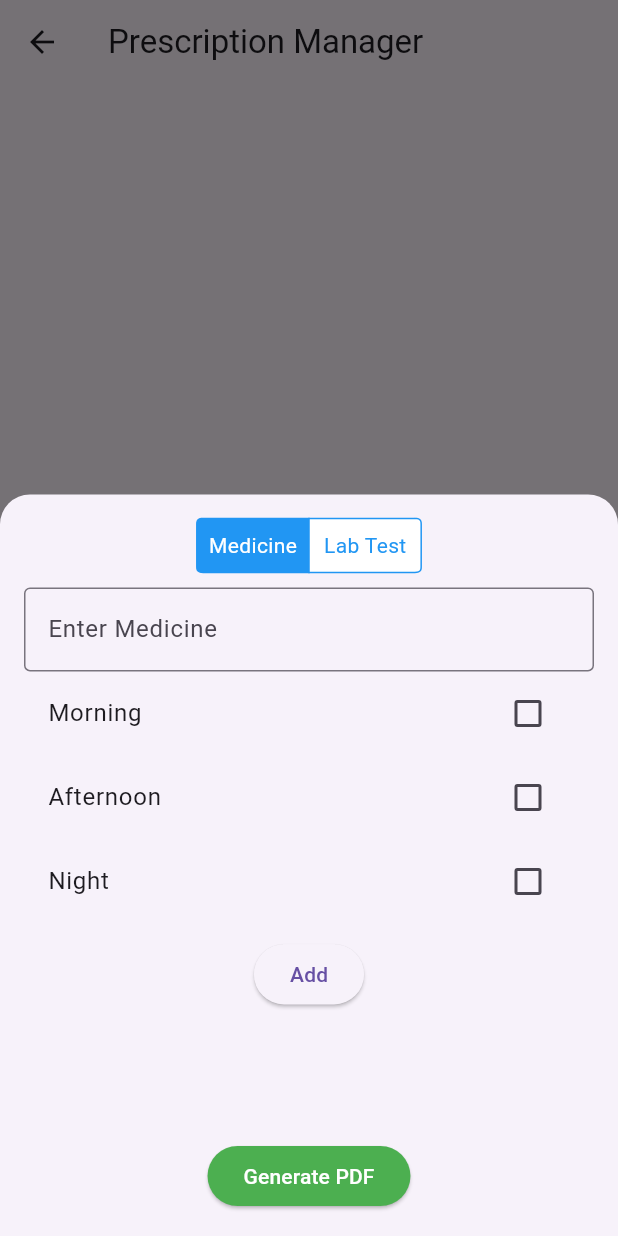
After one commit to VinitDubey-get/Aarogya_Mitra, a Flutter app: the DoctorVideo screen opened directly, after a tap on the "edit" icon, on a phone screen of 412 x 824 dp. The commit adds this screen. Run offline on Flutter 3.47's test engine with Material 3 defaults, Android fonts, the phone set to English and light mode, and no system bars; our stand-ins replace chat_bubbles, cloud_firestore, firebase_auth, firebase_core, flutter_gemini, flutter_tts and 3 more; accounts and stored records are empty.

```diff
--- a/lib/screens/doctor_home.dart
+++ b/lib/screens/doctor_home.dart
@@ -1,3 +1,4 @@
+import 'package:ai_doc/screens/video_call_doctor.dart';
 import 'package:flutter/material.dart';
 import 'package:provider/provider.dart';
 import '../models/consultation.dart';
@@ -258,9 +259,8 @@ class DoctorHomeScreen extends StatelessWidget {
                         onTap: () {
                           Navigator.push(
                             context,
-                            MaterialPageRoute(
-                              builder: (context) => ChatScreen(consultation: consultation),
-                            ),
+                            MaterialPageRoute(builder: (context) =>  DoctorVideo()),
+
                           );
                         },
                       ),
--- /dev/null
+++ b/lib/screens/video_call_doctor.dart
@@ -0,0 +1,232 @@
+import 'dart:io';
+import 'package:flutter/cupertino.dart';
+import 'package:flutter/material.dart';
+import 'package:pdf/widgets.dart' as pw;
+import 'package:pdf/pdf.dart';
+import 'package:path_provider/path_provider.dart';
+import 'package:open_file/open_file.dart';
+
+class DoctorVideo extends StatefulWidget {
+  const DoctorVideo({super.key});
+
+  @override
+  _DoctorVideoState createState() => _DoctorVideoState();
+}
+
+class _DoctorVideoState extends State<DoctorVideo> {
+  final TextEditingController _textController = TextEditingController();
+  List<Map<String, dynamic>> medicines = [];
+  List<String> labTests = [];
+  String selectedCategory = "Medicine";
+  bool morning = false;
+  bool afternoon = false;
+  bool night = false;
+
+  void addItem() {
+    if (_textController.text.isNotEmpty) {
+      setState(() {
+        if (selectedCategory == "Medicine") {
+          medicines.add({
+            'name': _textController.text,
+            'timing': _formatTimings(morning, afternoon, night),
+          });
+        } else {
+          labTests.add(_textController.text);
+        }
+        _textController.clear();
+        morning = false;
+        afternoon = false;
+        night = false;
+      });
+    }
+  }
+
+  String _formatTimings(bool morning, bool afternoon, bool night) {
+    List<String> timings = [];
+    if (morning) timings.add("Morning");
+    if (afternoon) timings.add("Afternoon");
+    if (night) timings.add("Night");
+    return timings.isEmpty ? "Not specified" : timings.join(", ");
+  }
+
+  void removeItem(int index) {
+    setState(() {
+      if (selectedCategory == "Medicine") {
+        medicines.removeAt(index);
+      } else {
+        labTests.removeAt(index);
+      }
+    });
+  }
+
+  Future<void> generateAndSavePDF() async {
+    final pdf = pw.Document();
+
+    pdf.addPage(
+      pw.Page(
+        pageFormat: PdfPageFormat.a4,
+        build: (pw.Context context) {
+          return pw.Column(
+            crossAxisAlignment: pw.CrossAxisAlignment.start,
+            children: [
+              pw.Text(
+                "My Prescription App",
+                style: pw.TextStyle(fontSize: 24, fontWeight: pw.FontWeight.bold),
+              ),
+              pw.Text("Dr. John Doe", style: pw.TextStyle(fontSize: 18)),
+              pw.Text("Specialist in General Medicine"),
+              pw.SizedBox(height: 10),
+              pw.Divider(),
+              pw.Text(
+                "Date: ${DateTime.now().toLocal().toString().split(' ')[0]}",
+                style: pw.TextStyle(fontSize: 16),
+              ),
+              pw.SizedBox(height: 10),
+              if (medicines.isNotEmpty) ...[
+                pw.Text("Medicines:", style: pw.TextStyle(fontSize: 18, fontWeight: pw.FontWeight.bold)),
+                pw.SizedBox(height: 5),
+                for (var med in medicines)
+                  pw.Text("- ${med['name']} (Timing: ${med['timing']})"),
+              ],
+              pw.SizedBox(height: 10),
+              if (labTests.isNotEmpty) ...[
+                pw.Text("Lab Tests:", style: pw.TextStyle(fontSize: 18, fontWeight: pw.FontWeight.bold)),
+                pw.SizedBox(height: 5),
+                for (var test in labTests) pw.Text("- $test"),
+              ],
+              pw.SizedBox(height: 20),
+              pw.Divider(),
+              pw.Text(
+                "Dr. John Doe\n(Signature)",
+                style: pw.TextStyle(fontSize: 16, fontWeight: pw.FontWeight.bold),
+              ),
+            ],
+          );
+        },
+      ),
+    );
+
+    Directory? directory = await getApplicationDocumentsDirectory();
+    String filePath = "${directory.path}/prescription.pdf";
+    final file = File(filePath);
+    await file.writeAsBytes(await pdf.save());
+
+    OpenFile.open(filePath);
+  }
+
+  void showPrescriptionSheet() {
+    showModalBottomSheet(
+      context: context,
+      isScrollControlled: true,
+      shape: RoundedRectangleBorder(
+        borderRadius: BorderRadius.vertical(top: Radius.circular(20)),
+      ),
+      builder: (context) {
+        return Padding(
+          padding: MediaQuery.of(context).viewInsets,
+          child: StatefulBuilder(
+            builder: (context, setModalState) {
+              return Container(
+                padding: EdgeInsets.all(16),
+                height: MediaQuery.of(context).size.height * 0.6,
+                child: Column(
+                  children: [
+                    CupertinoSegmentedControl<String>(
+                      groupValue: selectedCategory,
+                      onValueChanged: (value) {
+                        setModalState(() => selectedCategory = value);
+                      },
+                      selectedColor: Colors.blue,
+                      unselectedColor: Colors.white,
+                      borderColor: Colors.blue,
+                      children: {
+                        "Medicine": Padding(padding: const EdgeInsets.all(8), child: Text("Medicine")),
+                        "Lab Test": Padding(padding: const EdgeInsets.all(8), child: Text("Lab Test")),
+                      },
+                    ),
+                    SizedBox(height: 10),
+                    TextField(
+                      controller: _textController,
+                      decoration: InputDecoration(
+                        labelText: selectedCategory == "Medicine" ? "Enter Medicine" : "Enter Lab Test",
+                        border: OutlineInputBorder(),
+                      ),
+                    ),
+                    if (selectedCategory == "Medicine")
+                      Column(
+                        children: [
+                          CheckboxListTile(
+                            title: Text("Morning"),
+                            value: morning,
+                            onChanged: (val) => setModalState(() => morning = val!),
+                          ),
+                          CheckboxListTile(
+                            title: Text("Afternoon"),
+                            value: afternoon,
+                            onChanged: (val) => setModalState(() => afternoon = val!),
+                          ),
+                          CheckboxListTile(
+                            title: Text("Night"),
+                            value: night,
+                            onChanged: (val) => setModalState(() => night = val!),
+                          ),
+                        ],
+                      ),
+                    SizedBox(height: 10),
+                    ElevatedButton(onPressed: addItem, child: Text("Add")),
+                    SizedBox(height: 10),
+                    Expanded(
+                      child: selectedCategory == "Medicine"
+                          ? _buildList(medicines, setModalState)
+                          : _buildList(labTests.map((e) => {'name': e}).toList(), setModalState),
+                    ),
+                    ElevatedButton(
+                      onPressed: generateAndSavePDF,
+                      style: ElevatedButton.styleFrom(backgroundColor: Colors.green),
+                      child: Text("Generate PDF", style: TextStyle(color: Colors.white)),
+                    ),
+                  ],
+                ),
+              );
+            },
+          ),
+        );
+      },
+    );
+  }
+
+  Widget _buildList(List<Map<String, dynamic>> items, StateSetter setModalState) {
+    return ListView.builder(
+      shrinkWrap: true,
+      itemCount: items.length,
+      itemBuilder: (context, index) {
+        return Card(
+          margin: EdgeInsets.symmetric(vertical: 5),
+          child: ListTile(
+            title: Text(items[index]['name']),
+            subtitle: items[index].containsKey('timing')
+                ? Text("Timing: ${items[index]['timing']}")
+                : null,
+            trailing: IconButton(
+              icon: Icon(Icons.delete, color: Colors.red),
+              onPressed: () {
+                setModalState(() => removeItem(index));
+              },
+            ),
+          ),
+        );
+      },
+    );
+  }
+
+  @override
+  Widget build(BuildContext context) {
+    return Scaffold(
+      appBar: AppBar(title: Text("Prescription Manager")),
+      floatingActionButton: FloatingActionButton(
+        onPressed: showPrescriptionSheet,
+        child: Icon(Icons.edit),
+      ),
+    );
+  }
+}
--- a/pubspec.yaml
+++ b/pubspec.yaml
@@ -38,6 +38,10 @@ dependencies:
   speech_to_text: ^7.0.0
   flutter_gemini: ^3.0.0
   chat_bubbles: ^1.7.0
+  pdf: ^3.10.8
+  path_provider: ^2.1.2
+  open_file: ^3.3.2
+  permission_handler: ^11.4.0
   # jitsi_meet_flutter_sdk: ^11.1.1
 
   # Firebase
```
Also changed, not shown: lib/screens/chat_screen.dart (+6 -1 lines), lib/screens/cpd_screen_voice.dart (+4 -5 lines), lib/screens/video_call.dart (added, +21 -0 lines), pubspec.lock, 5 other files.
